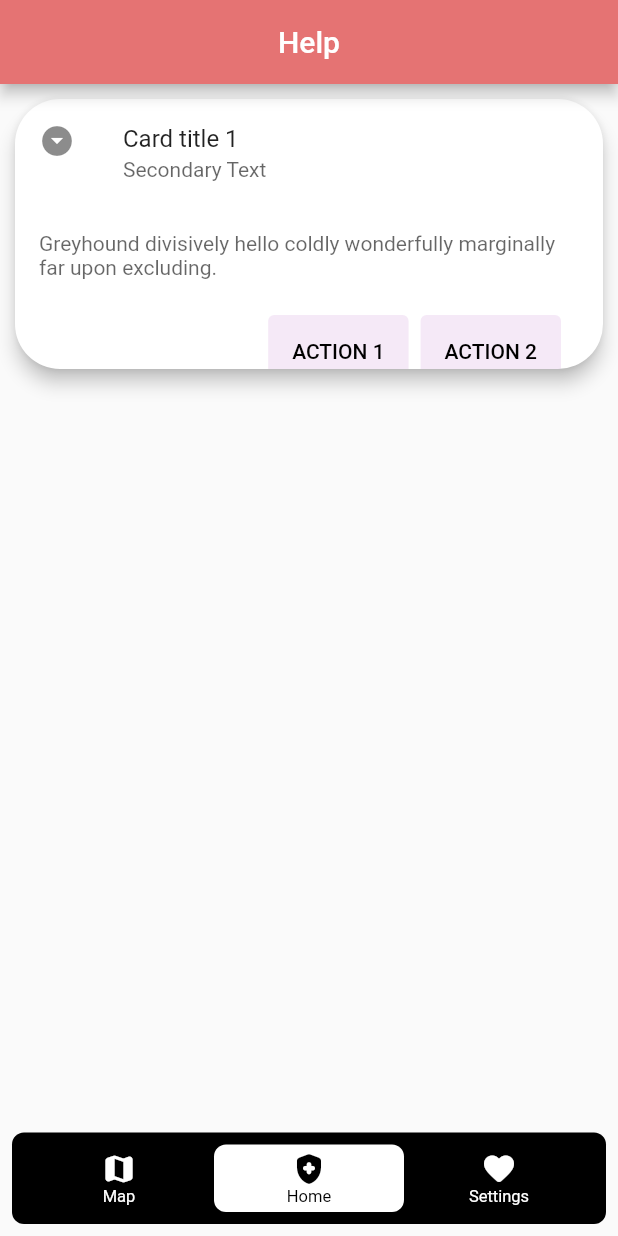
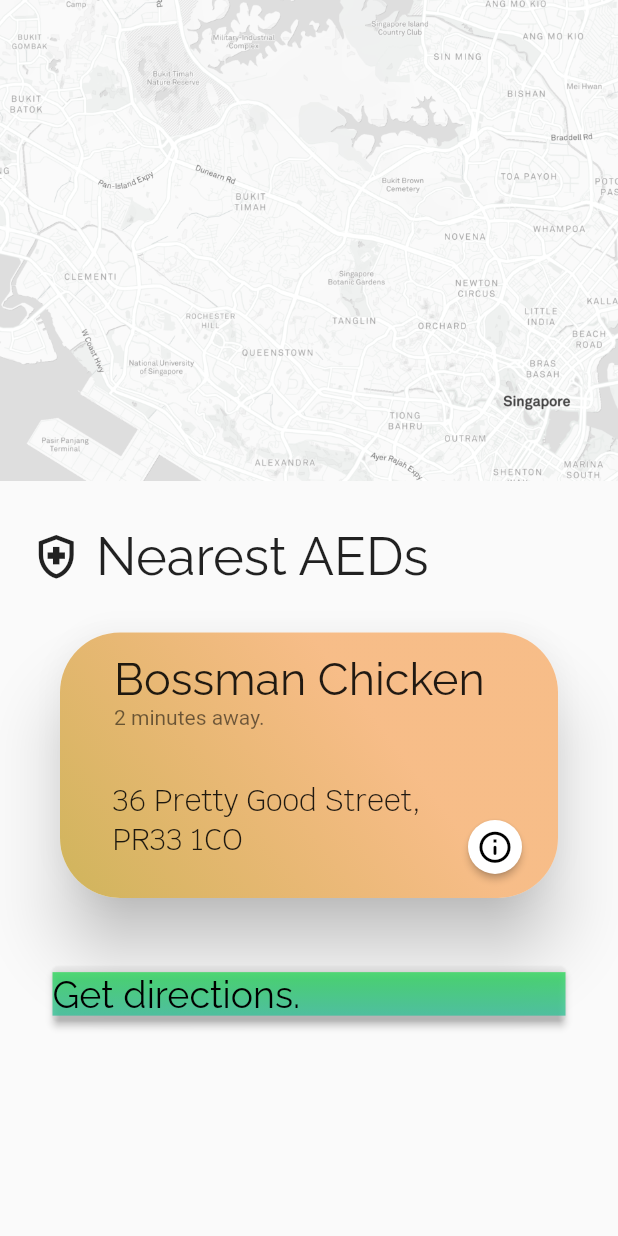
Before and after one commit to 14praveenk/Help-Flutter, a Flutter app: the screen it shows after launch, on a phone screen of 412 x 824 dp. Run offline on Flutter 3.47's test engine with Material 2 defaults, Android fonts, the light colour scheme and no system bars; drawn by our look-alikes of floating_bottom_navigation_bar.

Commit message:
New Home UI

```diff
--- a/lib/main.dart
+++ b/lib/main.dart
@@ -1,121 +1,162 @@
-// Copyright 2018 The Flutter team. All rights reserved.
-// Use of this source code is governed by a BSD-style license that can be
-// found in the LICENSE file.
-
 import 'package:flutter/material.dart';
-import 'package:floating_bottom_navigation_bar/floating_bottom_navigation_bar.dart';
 
 void main() => runApp(MyApp());
 
-class MyApp extends StatefulWidget {
-  // This widget is the root of your application.
+class MyApp extends StatelessWidget {
   @override
-  _MyAppState createState() => _MyAppState();
-}
-
-class _MyAppState extends State<MyApp> {
-  int _index = 1;
-  List<Widget> _widgetOptions = <Widget>[
+  Widget build(BuildContext context) {
+    return MaterialApp(
+        title: 'Help',
+        home: SafeArea(
+          child: Scaffold(
+            body: Column(
+              crossAxisAlignment: CrossAxisAlignment.start,
+              children: [
+                Flexible(
+                    child: Container(
+                        margin: EdgeInsets.only(
+                          bottom: 30,
+                        ),
+                        child: FractionallySizedBox(
+                            alignment: Alignment.topLeft,
+                            heightFactor: 0.7,
+                            widthFactor: 1,
+                            child: Container(
+                              child: Image(
+                                fit: BoxFit.fitWidth,
+                                image: AssetImage('assets/placeholder_map.png'),
+                              ),
+                            )))),
                 Container(
-      child: Center(child: Text("Map here")),
-      constraints: BoxConstraints.expand(),
+                    padding: EdgeInsets.only(left: 20),
+                    child: Row(
+                      children: [
+                        Icon(
+                          Icons.health_and_safety_outlined,
+                          size: 35,
+                        ),
+                        Text(" Nearest AEDs",
+                            textAlign: TextAlign.left,
+                            style: TextStyle(
+                              fontFamily: 'Raleway',
+                              fontSize: 35,
+                            )),
+                      ],
+                    )),
+                Card(
+                  elevation: 20,
+                  shape: RoundedRectangleBorder(
+                    borderRadius: BorderRadius.circular(40),
+                  ),
+                  margin: EdgeInsets.fromLTRB(40, 30, 40, 10),
+                  child: Container(
+                    decoration: BoxDecoration(
+                      borderRadius: BorderRadius.circular(40),
+                      gradient: LinearGradient(
+                          begin: Alignment(
+                              0.0010858093046581807, -1.0000000648203722),
+                          end: Alignment(-2.331161696029882, 2.34839945076237),
+                          stops: [0, 1],
+                          colors: [
+                            Color.fromARGB(137, 240, 132, 34),
+                            Color.fromARGB(255, 142, 185, 48),
+                          ],
+                          tileMode: TileMode.clamp),
+                    ),
+                    child: Column(
+                        crossAxisAlignment: CrossAxisAlignment.start,
+                        mainAxisSize: MainAxisSize.min,
+                        children: [
+                          Container(
+                            margin: EdgeInsets.fromLTRB(20, 10, 0, 0),
+                            child: const ListTile(
+                              title: Text('Bossman Chicken',
+                                  style: TextStyle(
+                                    fontFamily: 'Raleway',
+                                    fontSize: 30,
+                                  )),
+                              subtitle: Text('2 minutes away.'),
+                            ),
+                          ),
+                          Stack(children: [
+                            Container(
+                              margin: EdgeInsets.fromLTRB(35, 30, 0, 20),
+                              child: Text("36 Pretty Good Street,\nPR33 1CO",
+                                  style: TextStyle(
+                                    fontFamily: 'KrubLight',
+                                    fontSize: 20,
+                                  )),
                             ),
                             Container(
-      height: 200,
-      child: Card(
-        elevation: 5,
-        margin: EdgeInsets.all(10),
+                              margin: EdgeInsets.fromLTRB(0, 50, 10, 10),
+                              alignment: Alignment.bottomRight,
+                              child: ElevatedButton(
+                                style: ButtonStyle(
+                                  padding:
+                                      MaterialStateProperty.all<EdgeInsets>(
+                                          EdgeInsets.all(5)),
+                                  foregroundColor:
+                                      MaterialStateProperty.all(Colors.black),
+                                  backgroundColor:
+                                      MaterialStateProperty.all(Colors.white),
                                   shape:
-            RoundedRectangleBorder(borderRadius: BorderRadius.circular(30.0)),
-        clipBehavior: Clip.antiAlias,
-        child: Container(
-          child: Column(
-            children: [
-              ListTile(
-                leading: Icon(Icons.arrow_drop_down_circle),
-                title: const Text('Card title 1'),
-                subtitle: Text(
-                  'Secondary Text',
-                  style: TextStyle(color: Colors.black.withOpacity(0.6)),
+                                      MaterialStateProperty.all<CircleBorder>(
+                                    CircleBorder(),
                                   ),
                                 ),
-              Padding(
-                padding: const EdgeInsets.all(16.0),
-                child: Text(
-                  'Greyhound divisively hello coldly wonderfully marginally far upon excluding.',
-                  style: TextStyle(color: Colors.black.withOpacity(0.6)),
+                                child: Icon(
+                                  Icons.info_outline_rounded,
+                                  size: 25,
+                                ),
+                                onPressed: () => {print("hi")},
+                              ),
+                            ),
+                          ]),
+                        ]),
                   ),
                 ),
                 Container(
-                margin: EdgeInsets.only(right: 20),
-                child: ButtonBar(
-                  alignment: MainAxisAlignment.end,
-                  children: [
-                    TextButton(
+                  margin: EdgeInsets.fromLTRB(35, 30, 35, 0),
+                  child: ElevatedButton(
+                    child: Container(
+                      width: double.infinity,
+                      decoration: BoxDecoration(
+                        gradient: LinearGradient(
+                            begin: Alignment(
+                                0.0009855687786108902, -4.543046378961659),
+                            end: Alignment(
+                                0.0009854648765976748, 3.470198684990992),
+                            stops: [0, 1],
+                            colors: [
+                              Color.fromARGB(255, 67, 255, 2),
+                              Color.fromARGB(173, 43, 166, 219)
+                            ],
+                            tileMode: TileMode.clamp),
+                      ),
+                      child: Text(
+                        'Get directions.',
+                        style: TextStyle(
+                          fontFamily: 'Raleway',
+                          color: Colors.black,
+                          fontSize: 25,
+                        ),
+                      ),
+                    ),
                     style: ButtonStyle(
-                        backgroundColor: MaterialStateProperty.all<Color>(
-                            Colors.purple.withOpacity(0.1)),
+                      backgroundColor:
+                          MaterialStateProperty.all(Colors.transparent),
                       foregroundColor:
-                            MaterialStateProperty.all<Color>(Colors.black),
+                          MaterialStateProperty.all(Colors.transparent),
                       padding: MaterialStateProperty.all<EdgeInsetsGeometry>(
-                            EdgeInsets.all(16)),
+                        EdgeInsets.all(0),
                       ),
-                      onPressed: () {
-                        // Perform some action
-                      },
-                      child: const Text('ACTION 1'),
                     ),
-                    TextButton(
-                      style: ButtonStyle(
-                        backgroundColor: MaterialStateProperty.all<Color>(
-                            Colors.purple.withOpacity(0.1)),
-                        foregroundColor:
-                            MaterialStateProperty.all<Color>(Colors.black),
-                        padding: MaterialStateProperty.all<EdgeInsetsGeometry>(
-                            EdgeInsets.all(16)),
-                      ),
-                      onPressed: () {
-                        // Perform some action
-                      },
-                      child: const Text('ACTION 2'),
-                    ),
-                  ],
+                    onPressed: () => {print("clicked")},
                   ),
                 ),
               ],
             ),
           ),
-      ),
-    ),
-    Container(
-      child: Center(child: Text("Settings")),
-      constraints: BoxConstraints.expand(),
-    )
-  ];
-  @override
-  Widget build(BuildContext context) {
-    return MaterialApp(
-      title: 'Help',
-      home: Scaffold(
-        appBar: AppBar(
-          title: Text('Help'),
-          backgroundColor: Colors.red[300],
-          centerTitle: true,
-        ),
-        //If you want to show body behind the navbar, it should be true
-        extendBody: true,
-        body: _widgetOptions.elementAt(_index),
-        bottomNavigationBar: FloatingNavbar(
-          onTap: (int val) => setState(() => _index = val),
-          currentIndex: _index,
-          items: [
-            FloatingNavbarItem(icon: Icons.map_rounded, title: 'Map'),
-            FloatingNavbarItem(
-                icon: Icons.health_and_safety_rounded, title: 'Home'),
-            FloatingNavbarItem(icon: Icons.favorite_rounded, title: 'Settings'),
-          ],
-        ),
-      ),
-    );
+        ));
   }
 }
```
Also changed, not shown: pubspec.yaml (+8 -2 lines), assets/aed_card.png (added), assets/aed_icon.png (added), assets/placeholder_home.png (added), assets/placeholder_map.png (added), fonts/Krub-Light.ttf (added), fonts/Raleway-Regular.ttf (added). Lines whose indentation alone changed are shown as unchanged.
